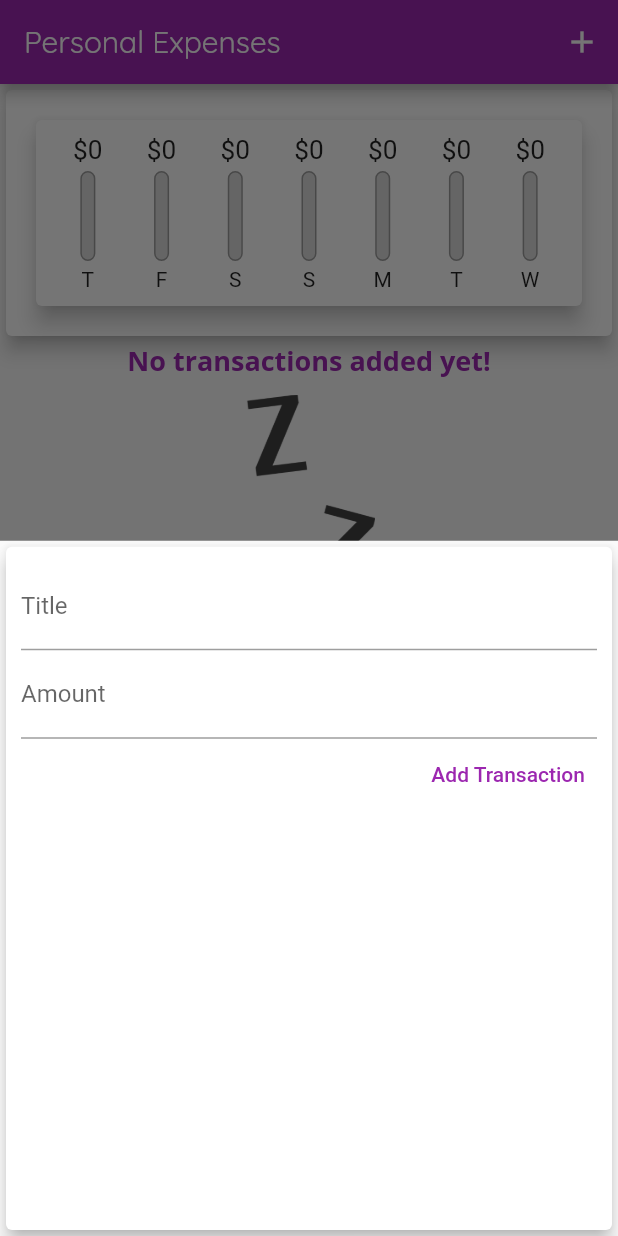
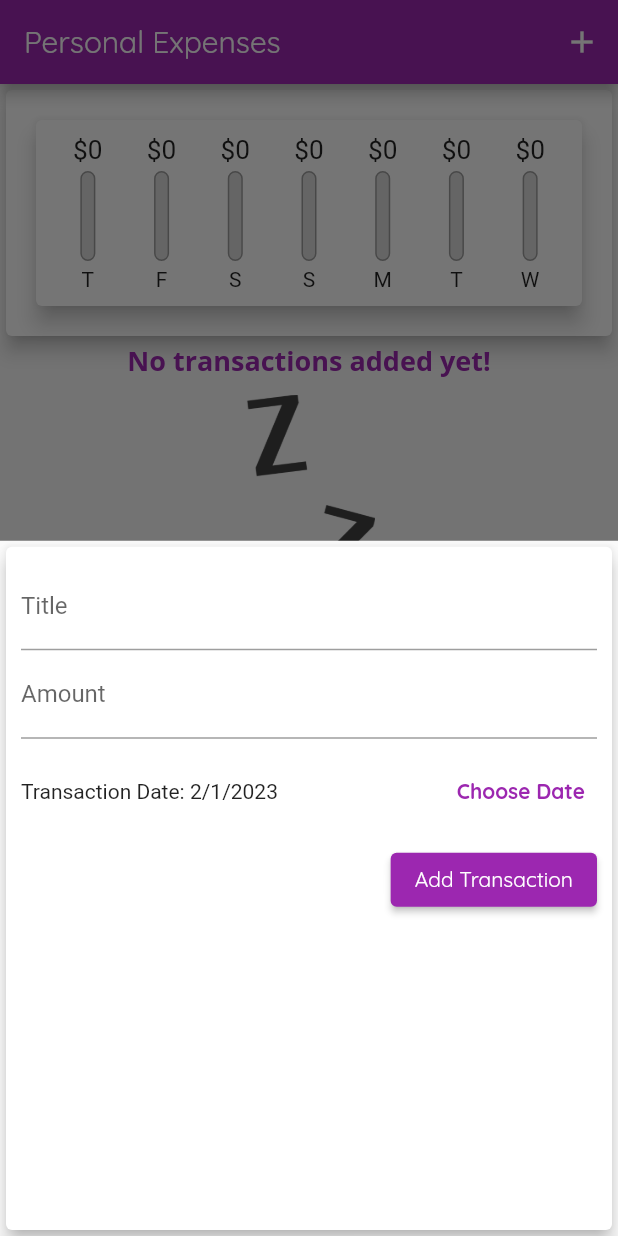
Before and after one commit to lrodriguez15/expenses_app, a Flutter app: the screen it shows after launch, after a tap on the "add" icon, on a phone screen of 412 x 824 dp. Run offline on Flutter 3.47's test engine with Material 2 defaults, Android fonts, the phone set to English and light mode, and no system bars.

Commit message:
Delete transaction function and  selectable date

```diff
--- a/lib/main.dart
+++ b/lib/main.dart
@@ -16,13 +16,16 @@ class MyApp extends StatelessWidget {
         // Primary swatch creates more colors than primary
         primarySwatch: Colors.purple,
         accentColor: Colors.amber,
+        errorColor: Colors.red.shade700,
         fontFamily: 'Quicksand',
         textTheme: ThemeData.light().textTheme.copyWith(
               headline6: TextStyle(
-                  color: Colors.purple,
-                  fontFamily: 'OpenSans',
-                  fontWeight: FontWeight.bold,
-                  fontSize: 18),
+                color: Colors.purple,
+                fontFamily: 'OpenSans',
+                fontWeight: FontWeight.bold,
+                fontSize: 18,
+              ),
+              button: TextStyle(color: Colors.white),
             ),
         appBarTheme: AppBarTheme(
           titleTextStyle: TextStyle(
@@ -72,11 +75,12 @@ class _MyHomePageState extends State<MyHomePage> {
     ).toList();
   }
 
-  void _addNewTransaction(String txTitle, double txAmount) {
+  void _addNewTransaction(
+      String txTitle, double txAmount, DateTime chosenDate) {
     final newTx = Transaction(
         title: txTitle,
         amount: txAmount,
-        date: DateTime.now(),
+        date: chosenDate,
         id: DateTime.now().toString());
 
     setState(() {
@@ -95,6 +99,12 @@ class _MyHomePageState extends State<MyHomePage> {
             child: NewTransaction(_addNewTransaction),
           );
         });
+  }
+
+  void _deleteTransaction(String id) {
+    setState(() {
+      _userTransactions.removeWhere(((element) => element.id == id));
+    });
   }
 
   @override
@@ -118,7 +128,7 @@ class _MyHomePageState extends State<MyHomePage> {
                 child: Chart(_recentTransactions),
               ),
             ),
-            TransactionList(_userTransactions),
+            TransactionList(_userTransactions, _deleteTransaction),
           ],
         ),
       ),
--- a/lib/widgets/new_transaction.dart
+++ b/lib/widgets/new_transaction.dart
@@ -1,4 +1,5 @@
 import 'package:flutter/material.dart';
+import 'package:intl/intl.dart';
 
 class NewTransaction extends StatefulWidget {
   final Function addTx;
@@ -10,23 +11,43 @@ class NewTransaction extends StatefulWidget {
 }
 
 class _NewTransactionState extends State<NewTransaction> {
-  final titleController = TextEditingController();
+  final _titleController = TextEditingController();
+  final _amountController = TextEditingController();
+  late DateTime _selectedDate = DateTime.now();
 
-  final amountController = TextEditingController();
+  void _submitData() {
+    if (_amountController.text.isEmpty) {
+      return;
+    }
+    final enteredTitle = _titleController.text;
+    final enteredAmount = double.parse(_amountController.text);
 
-  void submitData() {
-    final enteredTitle = titleController.text;
-    final enteredAmount = double.parse(amountController.text);
-
-    if (enteredTitle.isEmpty || enteredAmount <= 0) {
+    if (enteredTitle.isEmpty || enteredAmount <= 0 || _selectedDate == null) {
       return;
     }
     widget.addTx(
       enteredTitle,
       enteredAmount,
+      _selectedDate,
     );
     // Close the modal sheet after a transaction is added.
     Navigator.of(context).pop();
+  }
+
+  void _presentDatePicker() {
+    showDatePicker(
+      context: context,
+      initialDate: DateTime.now(),
+      firstDate: DateTime(2022),
+      lastDate: DateTime.now(),
+    ).then((pickedDate) {
+      if (pickedDate == null) {
+        return;
+      }
+      setState(() {
+        _selectedDate = pickedDate;
+      });
+    });
   }
 
   @override
@@ -38,20 +59,49 @@ class _NewTransactionState extends State<NewTransaction> {
         child: Column(crossAxisAlignment: CrossAxisAlignment.end, children: [
           TextField(
             decoration: InputDecoration(labelText: 'Title'),
-            controller: titleController,
-            onSubmitted: (_) => submitData(),
+            controller: _titleController,
+            onSubmitted: (_) => _submitData(),
           ),
           TextField(
             decoration: InputDecoration(labelText: 'Amount'),
-            controller: amountController,
+            controller: _amountController,
             keyboardType: TextInputType.number,
-            onSubmitted: (_) => submitData(),
+            onSubmitted: (_) => _submitData(),
           ),
-          TextButton(
+          Container(
+            height: 70,
+            child: Row(
+              children: [
+                Expanded(
+                  child: Text(_selectedDate == null
+                      ? 'No Date Chosen!'
+                      : 'Transaction Date: ${DateFormat.yMd().format(_selectedDate)}'),
+                ),
+                TextButton(
+                  child: Text(
+                    'Choose Date',
+                    style: TextStyle(
+                      fontWeight: FontWeight.bold,
+                    ),
+                  ),
+                  onPressed: _presentDatePicker,
+                  style: ButtonStyle(
+                    foregroundColor: MaterialStateProperty.all(
+                        Theme.of(context).primaryColor),
+                  ),
+                )
+              ],
+            ),
+          ),
+          ElevatedButton(
             child: Text('Add Transaction'),
             style: ButtonStyle(
-                foregroundColor: MaterialStateProperty.all(Colors.purple)),
-            onPressed: submitData,
+              backgroundColor:
+                  MaterialStateProperty.all(Theme.of(context).primaryColor),
+              foregroundColor: MaterialStateProperty.all(
+                  Theme.of(context).textTheme.button?.color),
+            ),
+            onPressed: _submitData,
           )
         ]),
       ),
--- a/lib/widgets/transaction_list.dart
+++ b/lib/widgets/transaction_list.dart
@@ -5,13 +5,14 @@ import '../models/transaction.dart';
 
 class TransactionList extends StatelessWidget {
   final List<Transaction> transactions;
+  final Function deleteTx;
 
-  TransactionList(this.transactions, {super.key});
+  TransactionList(this.transactions, this.deleteTx, {super.key});
 
   @override
   Widget build(BuildContext context) {
     return Container(
-      height: 300,
+      height: 450,
       child: transactions.isEmpty
           ? Column(
               children: [
@@ -55,48 +56,13 @@ class TransactionList extends StatelessWidget {
                     subtitle: Text(
                       DateFormat.yMMMd().format(transactions[idx].date),
                     ),
+                    trailing: IconButton(
+                      icon: Icon(Icons.delete),
+                      color: Theme.of(context).errorColor,
+                      onPressed: () => deleteTx(transactions[idx].id),
+                    ),
                   ),
                 );
-                // return Card(
-                //   child: Row(
-                //     children: <Widget>[
-                //       Container(
-                //         margin: EdgeInsets.symmetric(
-                //           vertical: 10,
-                //           horizontal: 15,
-                //         ),
-                //         decoration: BoxDecoration(
-                //           border: Border.all(
-                //             color: Theme.of(context).primaryColor,
-                //             width: 2,
-                //           ),
-                //         ),
-                //         padding: EdgeInsets.all(10),
-                //         child: Text(
-                //           '\$ ${transactions[idx].amount.toStringAsFixed(2)}',
-                //           style:
-                //               Theme.of(context).copyWith().textTheme.headline6,
-                //         ),
-                //       ),
-                //       Column(
-                //         crossAxisAlignment: CrossAxisAlignment.start,
-                //         children: [
-                //           Text(
-                //             transactions[idx].title,
-                //             style: TextStyle(
-                //               fontWeight: FontWeight.bold,
-                //               fontSize: 16,
-                //             ),
-                //           ),
-                //           Text(
-                //             DateFormat.yMMMEd().format(transactions[idx].date),
-                //             style: TextStyle(color: Colors.grey),
-                //           ),
-                //         ],
-                //       )
-                //     ],
-                //   ),
-                // );
               },
               itemCount: transactions.length,
             ),
```
